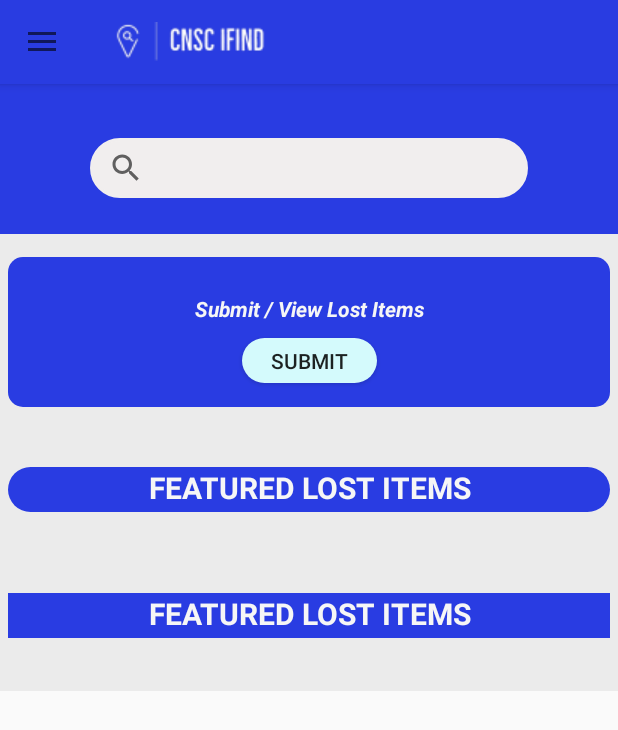
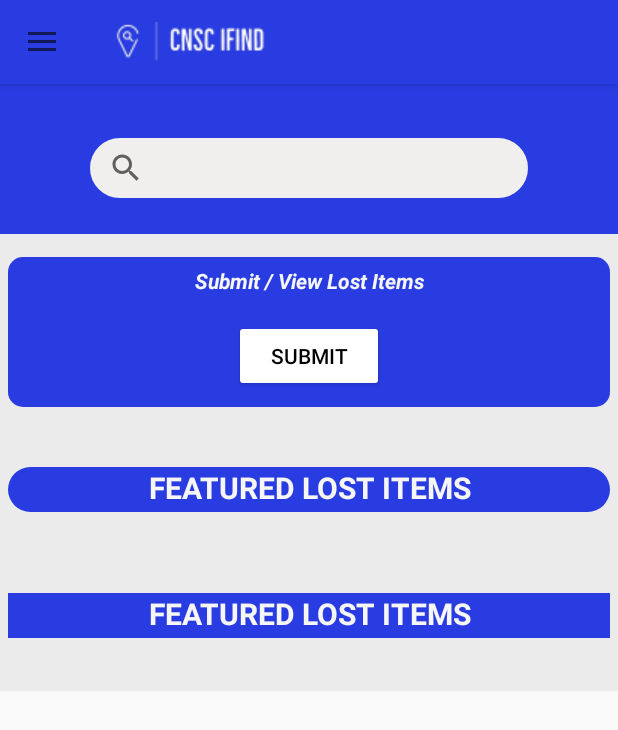
Before and after one commit to Yuu-03/IFind, an Android app: the screen it shows after launch once a user with an empty profile is signed in (MainActivity), on a phone screen of 412 x 824 dp. Shown: the top 730 px of the screen. Run offline under Robolectric (Android 15) with nearby library versions, the phone set to English and light mode, and no system bars; our stand-ins replace Firebase (no records; nobody signed in at launch, a user with empty details on screens opened directly), Picasso; pictures from the network do not load.

Commit message:
5/19/2023

```diff
--- a/app/src/main/java/com/example/ifind/AdapterClass.java
+++ b/app/src/main/java/com/example/ifind/AdapterClass.java
@@ -61,6 +61,8 @@ public class AdapterClass extends RecyclerView.Adapter<MyViewHolder> {
             intent.putExtra("Date", datalist.get(holder.getAdapterPosition()).getDate());
             intent.putExtra("Time", datalist.get(holder.getAdapterPosition()).getTime());
             intent.putExtra("Description", datalist.get(holder.getAdapterPosition()).getDescription());
+            intent.putExtra("userID_", datalist.get(holder.getAdapterPosition()).getUserID());
+
             intent.putExtra("Key", datalist.get(holder.getAdapterPosition()).getKey());
             context.startActivity(intent);
 
@@ -82,7 +84,6 @@ class MyViewHolder extends RecyclerView.ViewHolder {
         textItemLoc = itemView.findViewById(R.id.textItemLoc);
         textName = itemView.findViewById(R.id.pendingFoundName);
         recCard = itemView.findViewById(R.id.recCard);
-
     }
 
 }
--- a/app/src/main/java/com/example/ifind/LostFragment.java
+++ b/app/src/main/java/com/example/ifind/LostFragment.java
@@ -37,7 +37,7 @@ public class LostFragment extends Fragment {
     @Override
     public View onCreateView(LayoutInflater inflater, ViewGroup container,
                              Bundle savedInstanceState) {
-        return inflater.inflate(R.layout.fragment_appre, container, false);
+        return inflater.inflate(R.layout.fragment_lost, container, false);
     }
 
     @Override
--- a/app/src/main/res/layout/fragment_home.xml
+++ b/app/src/main/res/layout/fragment_home.xml
@@ -18,7 +18,8 @@
             android:id="@+id/textView"
             android:layout_width="match_parent"
             android:layout_height="100dp"
-            android:background="@drawable/rectangle_blue" />
+            android:background="@drawable/rectangle_blue"
+            tools:ignore="MissingConstraints" />
 
         <SearchView
             android:id="@+id/searchView"
@@ -77,19 +78,22 @@
                     android:textStyle="italic|bold"
                     app:layout_constraintBottom_toBottomOf="parent"
                     app:layout_constraintTop_toTopOf="parent"
-                    app:layout_constraintVertical_bias="0.394"
+                    app:layout_constraintVertical_bias="0.179"
                     tools:layout_editor_absoluteX="0dp" />
 
                 <Button
                     android:id="@+id/submitlostbutton"
-                    android:layout_width="90dp"
-                    android:layout_height="30dp"
-                    android:layout_marginBottom="16dp"
-                    android:background="@drawable/buttons"
+                    android:layout_width="100dp"
+                    android:layout_height="wrap_content"
+                    android:layout_margin="10dp"
+                    android:backgroundTint="@color/white"
                     android:text="@string/submit_a_lost_item"
+                    android:textColor="@color/black"
                     app:layout_constraintBottom_toBottomOf="parent"
                     app:layout_constraintEnd_toEndOf="parent"
-                    app:layout_constraintStart_toStartOf="parent" />
+                    app:layout_constraintStart_toStartOf="parent"
+                    app:layout_constraintTop_toTopOf="parent"
+                    app:layout_constraintVertical_bias="1.0" />
             </androidx.constraintlayout.widget.ConstraintLayout>
             <LinearLayout
                 android:layout_width="match_parent"
--- a/app/src/main/res/menu/nav_menu.xml
+++ b/app/src/main/res/menu/nav_menu.xml
@@ -5,6 +5,10 @@
     tools:showIn="navigation_view">
 
     <group android:checkableBehavior="single">
+        <item
+            android:id="@+id/nav_profile"
+            android:icon="@drawable/logout_ic"
+            android:title="Profile" />
         <item
             android:id="@+id/nav_home"
             android:icon="@drawable/home_icon"
```
Also changed, not shown: app/src/main/java/com/example/ifind/LostItemDetails.java (+11 -8 lines), app/src/main/res/layout/activity_admin_main.xml (+9 -5 lines).
